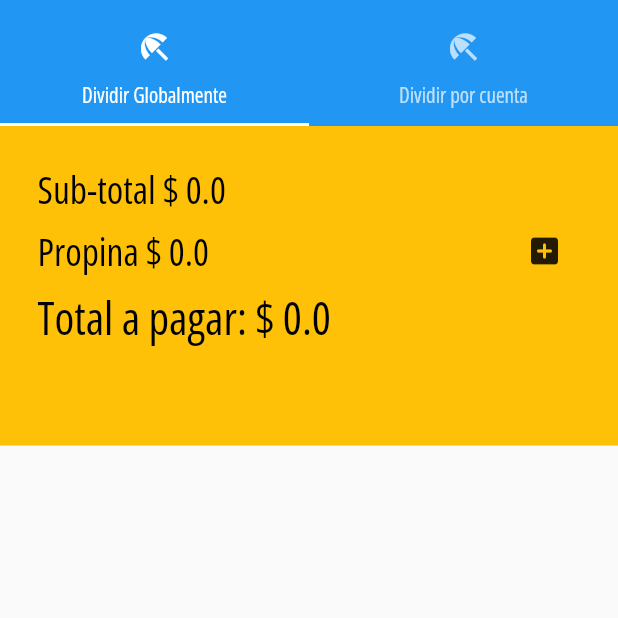
After one commit to andresdecba/unequal_bill_calculator, a Flutter app: the NewCalculatorScreen screen opened by its route, on a phone screen of 412 x 824 dp, the top half of it. The commit adds this screen. Run offline on Flutter 3.47's test engine with Material 2 defaults, Android fonts, the light colour scheme and no system bars; missing offline and left inert: whatsapp_unilink.

Commit message:
Separamos pantallas del total en dos direntes. Arreglados algunos bugs.

```diff
--- a/lib/main.dart
+++ b/lib/main.dart
@@ -35,6 +35,8 @@ class App extends StatelessWidget {
         '/agregarCuentas': (context) => const AgregarCuentas(),
         '/calcularTodo': (context) => const CalcularTodo(),
         '/usersExpensesList': (context) => const UserExpensesList(),
+        '/newCalculatorScreen': (context) => const NewCalculatorScreen(),
+
 
         //'/mostrarData': (context) => const AssignUserServices(indexUsuario: 0),
         //'/': (context) => const TopScreenBG(),
--- /dev/null
+++ b/lib/ui/calculate_Screen.dart/new_calculator_screen.dart
@@ -0,0 +1,71 @@
+import 'package:bill_calculator/ui/calculate_Screen.dart/global_total_by_user.dart';
+import 'package:bill_calculator/ui/calculate_Screen.dart/show_total_bill.dart';
+import 'package:bill_calculator/ui/users_expenses_list/user_expenses_list.dart';
+import 'package:flutter/material.dart';
+
+class NewCalculatorScreen extends StatefulWidget {
+  const NewCalculatorScreen({Key? key}) : super(key: key);
+
+  @override
+  _NewCalculatorScreenState createState() => _NewCalculatorScreenState();
+}
+
+class _NewCalculatorScreenState extends State<NewCalculatorScreen> with TickerProviderStateMixin {
+  late TabController _tabController;
+
+  @override
+  void initState() {
+    super.initState();
+    _tabController = TabController(length: 2, vsync: this);
+  }
+
+  @override
+  Widget build(BuildContext context) {
+    return Scaffold(
+      appBar: AppBar(
+        //title: const Text('TabBar Widget'),
+        automaticallyImplyLeading: false,
+        toolbarHeight: 10,
+        elevation: 0,
+        bottom: TabBar(
+          controller: _tabController,
+          tabs: const <Widget>[
+            Tab(
+              text: 'Dividir Globalmente',
+              icon: Icon(Icons.beach_access_sharp),
+            ),
+            Tab(
+              text: 'Dividir por cuenta',
+              icon: Icon(Icons.beach_access_sharp),
+            ),
+          ],
+        ),
+      ),
+      body: TabBarView(
+        controller: _tabController,
+        physics: const NeverScrollableScrollPhysics(),
+        children: <Widget>[
+          ///// TOTAL A PAGAR GLOBAL
+          SingleChildScrollView(
+            child: Column(
+              children: const [
+                ShowTotalBill(),
+                GlobalTotalByUser(),
+              ],
+            ),
+          ),
+
+          ///// TOTAL A PAGAR POR ITEM
+          SingleChildScrollView(
+            child: Column(
+              children: const [
+                ShowTotalBill(),
+                UserExpensesList(),
+              ],
+            ),
+          ),
+        ],
+      ),
+    );
+  }
+}
--- /dev/null
+++ b/lib/ui/calculate_Screen.dart/show_total_bill.dart
@@ -0,0 +1,55 @@
+import 'package:flutter/material.dart';
+import 'package:provider/provider.dart';
+import 'package:bill_calculator/states/states.dart';
+import 'package:bill_calculator/styles/styles.dart';
+import 'package:bill_calculator/ui/calculate_Screen.dart/propina_dialog.dart';
+
+class ShowTotalBill extends StatelessWidget {
+  const ShowTotalBill({Key? key}) : super(key: key);
+
+  @override
+  Widget build(BuildContext context) {
+    final _propinaState = Provider.of<PropinaState>(context);
+    return Container(
+      padding: const EdgeInsets.all(25),
+      width: double.infinity,
+      decoration: containerDecoration(),
+      child: SafeArea(
+        child: Column(
+          crossAxisAlignment: CrossAxisAlignment.start,
+          children: [
+            ////////// MOSTRAR SUMA TOTAL + PROPINA  ///////////
+            Text(
+              'Sub-total \$ ${_propinaState.cuentaTotal.subTotalAPagar}',
+              style: const TextStyle(fontSize: 25),
+            ),
+            Row(
+              mainAxisAlignment: MainAxisAlignment.spaceBetween,
+              children: [
+                Text(
+                  'Propina \$ ${_propinaState.cuentaTotal.propina}',
+                  style: const TextStyle(fontSize: 25),
+                ),
+                IconButton(
+                  onPressed: () {
+                    showDialog(
+                      context: context,
+                      builder: (context) => const PropinaDialogBox(),
+                    );
+                  },
+                  icon: const Icon(Icons.add_box_rounded),
+                )
+              ],
+            ),
+            Text(
+              'Total a pagar: \$ ${_propinaState.cuentaTotal.totalAPagar}',
+              style: const TextStyle(fontSize: 30),
+            ),
+
+            const SizedBox(height: 40),
+          ],
+        ),
+      ),
+    );
+  }
+}
--- a/lib/ui/expenses_screens/agregar_cuentas.dart
+++ b/lib/ui/expenses_screens/agregar_cuentas.dart
@@ -161,6 +161,7 @@ class EditServiceDialog extends StatelessWidget {
 
 //////////// CONTINUE BUTTON ///////////
 class ContinueButtonServ extends StatelessWidget {
+
   const ContinueButtonServ({Key? key, required CreateExpensesState state})
       : _state = state,
         super(key: key);
@@ -173,7 +174,7 @@ class ContinueButtonServ extends StatelessWidget {
       // VALIDATE FORMS
       onPressed: () {
         if (_state.listaServicios.isNotEmpty) {
-          Navigator.pushNamed(context, '/calcularTodo');
+          Navigator.pushNamed(context, '/newCalculatorScreen');
         } else {
           const snb = SnackBar(
             content: Text('Agrege un servicio'),
--- a/lib/ui/screens.dart
+++ b/lib/ui/screens.dart
@@ -3,3 +3,4 @@ export 'package:bill_calculator/ui/assign_user_services/assign_user_services.dar
 export 'package:bill_calculator/ui/calculate_Screen.dart/calcular_todo.dart';
 export 'package:bill_calculator/ui/expenses_screens/agregar_cuentas.dart';
 export 'package:bill_calculator/ui/users_expenses_list/user_expenses_list.dart';
+export 'package:bill_calculator/ui/calculate_Screen.dart/new_calculator_screen.dart';
--- a/lib/ui/users_expenses_list/user_expenses_list.dart
+++ b/lib/ui/users_expenses_list/user_expenses_list.dart
@@ -15,9 +15,7 @@ class _UserExpensesListState extends State<UserExpensesList> {
   Widget build(BuildContext context) {
     final _state = Provider.of<CalculateState>(context);
 
-    return Scaffold(
-      body: SingleChildScrollView(
-        child: ListView.builder(
+    return ListView.builder(
       physics: const ScrollPhysics(),
       shrinkWrap: true,
       itemCount: _state.listaUsuarios.length,
@@ -82,8 +80,6 @@ class _UserExpensesListState extends State<UserExpensesList> {
           ],
         );
       },
-        ),
-      ),
     );
   }
 }
```
Also changed, not shown: lib/states/create_users_state.dart (+19 -1 lines), lib/ui/calculate_Screen.dart/calcular_todo.dart (+115 -76 lines), lib/ui/calculate_Screen.dart/global_total_by_user.dart (added, +87 -0 lines). Lines whose indentation alone changed are shown as unchanged.
